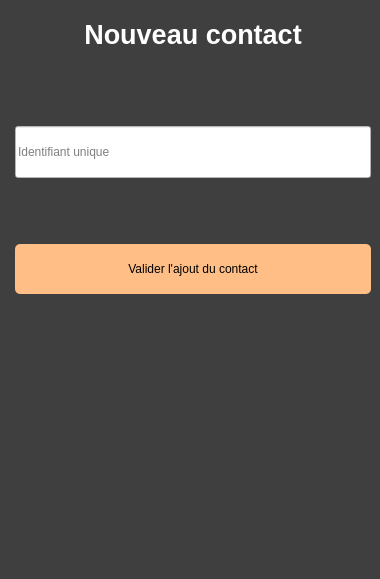
Before: the Qt Designer form KeepItSecret/newcontactwindow.ui in dbuhon/KeepItSecret, drawn with Qt 5.
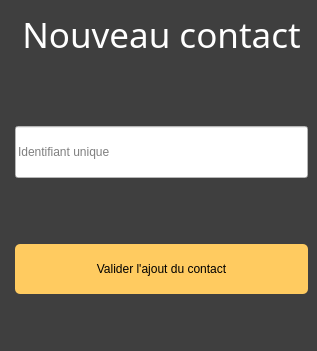
After: the same form once the commit is applied.

Diff of the .ui file:
```diff
--- a/KeepItSecret/newcontactwindow.ui
+++ b/KeepItSecret/newcontactwindow.ui
@@ -6,8 +6,8 @@
    <rect>
     <x>0</x>
     <y>0</y>
-    <width>380</width>
-    <height>579</height>
+    <width>317</width>
+    <height>351</height>
    </rect>
   </property>
   <property name="windowTitle">
@@ -33,9 +33,10 @@
           </property>
           <property name="font">
            <font>
-            <pointsize>20</pointsize>
-            <weight>75</weight>
-            <bold>true</bold>
+            <family>Lobster 1.4</family>
+            <pointsize>26</pointsize>
+            <weight>50</weight>
+            <bold>false</bold>
             <kerning>true</kerning>
            </font>
           </property>
@@ -67,7 +68,7 @@
          <widget class="QPushButton" name="pushButton_createContact">
           <property name="styleSheet">
            <string notr="true">border-radius: 5px;
-background-color: rgb(255, 190, 133);
+background-color: rgb(255, 203, 96);
 margin-top: 60%;
 height: 50px;
 color: black;</string>
```
